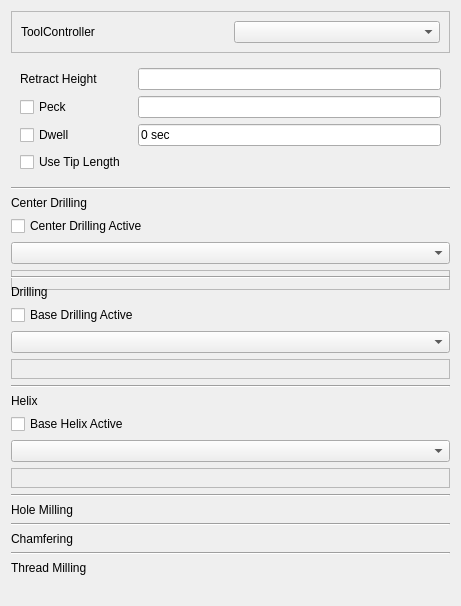
Above: src/Mod/Path/Gui/Resources/panels/PageOpSuperDrillingEdit.ui from Vaerks/SimpleCAM before the change. Below: the same form after it.
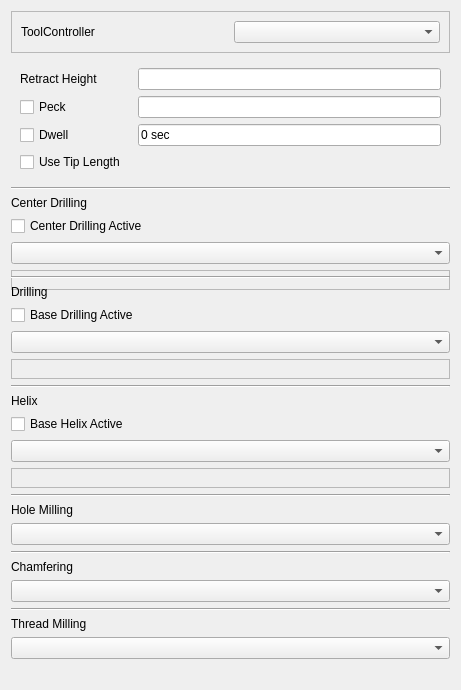
That is the form after the change. Custom widgets are drawn as their Qt base class.

Commit message: ToolSuggestion: The template for all sub-operations is done

```diff
--- a/src/Mod/Path/Gui/Resources/panels/PageOpSuperDrillingEdit.ui
+++ b/src/Mod/Path/Gui/Resources/panels/PageOpSuperDrillingEdit.ui
@@ -7,7 +7,7 @@
     <x>0</x>
     <y>0</y>
     <width>461</width>
-    <height>399</height>
+    <height>469</height>
    </rect>
   </property>
   <property name="windowTitle">
@@ -253,6 +253,9 @@
      </property>
     </widget>
    </item>
+   <item>
+    <widget class="QComboBox" name="holemilling_tool"/>
+   </item>
    <item>
     <widget class="Line" name="line_5">
      <property name="orientation">
@@ -267,6 +270,9 @@
      </property>
     </widget>
    </item>
+   <item>
+    <widget class="QComboBox" name="chamfering_tool"/>
+   </item>
    <item>
     <widget class="Line" name="line_6">
      <property name="orientation">
@@ -281,6 +287,9 @@
      </property>
     </widget>
    </item>
+   <item>
+    <widget class="QComboBox" name="comboBox_3"/>
+   </item>
    <item>
     <spacer name="verticalSpacer">
      <property name="orientation">
```
The commit also changes 1 other file.
